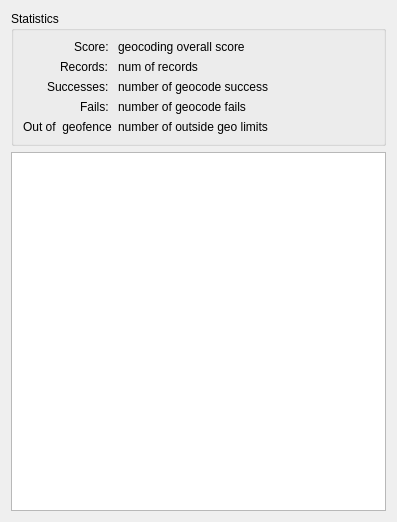
This is qgisplugin/anncsu_manager/resources/ui/geocode_results_tab.ui in anncsu-open/anncsu-manager as Qt 5 draws it before an edit. The edited form follows.
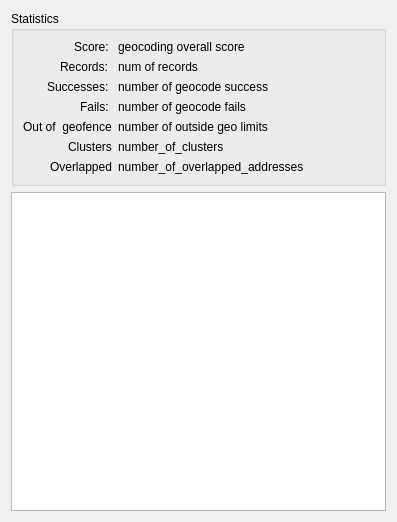
This is the edited form.

Commit message: added statistics of clusters and overlapped addresses by coordinates

```diff
--- a/qgisplugin/anncsu_manager/resources/ui/geocode_results_tab.ui
+++ b/qgisplugin/anncsu_manager/resources/ui/geocode_results_tab.ui
@@ -131,6 +131,34 @@
           </property>
          </widget>
         </item>
+        <item row="5" column="0">
+         <widget class="QLabel" name="label_6">
+          <property name="text">
+           <string>Clusters</string>
+          </property>
+         </widget>
+        </item>
+        <item row="6" column="0">
+         <widget class="QLabel" name="label_7">
+          <property name="text">
+           <string>Overlapped</string>
+          </property>
+         </widget>
+        </item>
+        <item row="5" column="1">
+         <widget class="QLabel" name="statistics_num_of_clusters">
+          <property name="text">
+           <string>number_of_clusters</string>
+          </property>
+         </widget>
+        </item>
+        <item row="6" column="1">
+         <widget class="QLabel" name="statistics_num_of_overlapped_addresses">
+          <property name="text">
+           <string>number_of_overlapped_addresses</string>
+          </property>
+         </widget>
+        </item>
        </layout>
       </item>
      </layout>
```
The commit also changes 1 other file.
